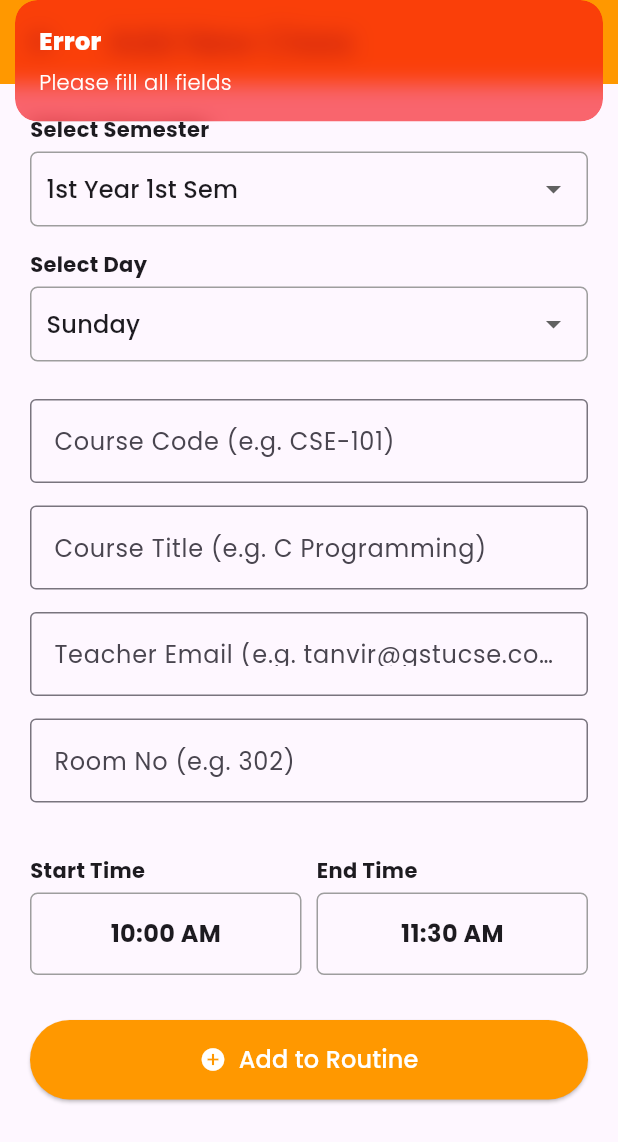
After one commit to SH-Jisan/GSTU_CSE_Connect, a Flutter app: the UpdateRoutineScreen screen opened directly, after a tap on "Add to Routine", on a phone screen of 412 x 824 dp. The commit adds this screen. Shown: the top 1142 px of the screen. Run offline on Flutter 3.47's test engine with Material 3 defaults, Android fonts, the phone set to English and light mode, and no system bars; our stand-ins replace get, google_fonts, shared_preferences; accounts and stored records are empty.

Commit message:
add routing upload feature by staffs

```diff
--- a/mobile_app/lib/core/constants/api_constants.dart
+++ b/mobile_app/lib/core/constants/api_constants.dart
@@ -15,6 +15,6 @@ class ApiConstants {
   static const String pendingUsersEndpoint = "$baseUrl/staff/pending";
   static const String approveUserEndpoint = "$baseUrl/staff/approve";
   static const String rejectUserEndpoint = "$baseUrl/staff/reject";
-
+  static const String addRoutineEndpoint = "$baseUrl/routines/add";
 
 }
--- a/mobile_app/lib/modules/staff/staff_controller.dart
+++ b/mobile_app/lib/modules/staff/staff_controller.dart
@@ -15,6 +15,90 @@ class StaffController extends GetxController {
   final titleController = TextEditingController();
   final descController = TextEditingController();
   var selectedCategory = 'General'.obs;
+
+  // Routine Form Controllers
+  final courseCodeCtrl = TextEditingController();
+  final courseTitleCtrl = TextEditingController();
+  final teacherEmailCtrl = TextEditingController();
+  final roomCtrl = TextEditingController();
+
+  var selectedSemester = '1st Year 1st Sem'.obs;
+  var selectedDay = 'Sunday'.obs;
+
+  // somoy rakhar jnno
+  var startTime = TimeOfDay(hour:10, minute: 0).obs;
+  var endTime = TimeOfDay(hour: 11, minute: 30).obs;
+
+  //time picker function
+  Future<void> pickTime(BuildContext context , bool isStart) async{
+    final TimeOfDay? picked = await showTimePicker(
+      context: context,
+      initialTime: isStart ? startTime.value : endTime.value,
+    );
+    if(picked != null){
+      if(isStart) {
+        startTime.value = picked;
+      } else {
+        endTime.value = picked;
+      }
+    }
+  }
+
+  // routine add korar function
+  void addClassRoutine() async{
+    if(courseCodeCtrl.text.isEmpty || teacherEmailCtrl.text.isEmpty){
+      Get.snackbar("Error" , "Please fill all fields",
+        backgroundColor: Color.fromARGB(155, 246, 6, 15),
+        colorText: Colors.white,
+      );
+      return;
+    }
+    try{
+      isLoading.value = true;
+
+      // time format kora (10:00 Am style pathano)
+      String startStr = "${startTime.value.hour}:${startTime.value.minute}";
+      String endStr = "${endTime.value.hour}:${endTime.value.minute}";
+
+      var response = await http.post(
+        Uri.parse(ApiConstants.addRoutineEndpoint),
+        headers: {"Content-Type": "application/json"},
+        body: jsonEncode({
+          "semester": selectedSemester.value,
+          "course_code": courseCodeCtrl.text,
+          "course_title": courseTitleCtrl.text,
+          "teacher_email": teacherEmailCtrl.text.trim(), // টিচারের ইমেইল
+          "room_no": roomCtrl.text,
+          "day": selectedDay.value,
+          "start_time": startStr,
+          "end_time": endStr,
+        }),
+      );
+      if(response.statusCode == 200){
+        Get.snackbar("Success", "Class Added to Routine!",
+          backgroundColor: Color.fromARGB(174, 9, 228, 17),
+          colorText: Colors.white,
+        );
+        courseCodeCtrl.clear();
+        courseTitleCtrl.clear();
+        roomCtrl.clear();
+        Get.back();
+      }
+      else{
+        var error = jsonDecode(response.body);
+        Get.snackbar("Failed", error['error'] ?? "Something went wrong",
+          backgroundColor: Colors.redAccent,
+          colorText: Colors.white,
+        );
+      }
+    }
+    catch(e){
+      Get.snackbar("Error", "Check internet connection");
+    }
+    finally{
+      isLoading.value = false;
+    }
+  }
 
   // পেন্ডিং লিস্ট লোড করা
   void fetchPendingUsers() async {
--- a/mobile_app/lib/modules/staff/staff_dashboard.dart
+++ b/mobile_app/lib/modules/staff/staff_dashboard.dart
@@ -1,6 +1,7 @@
 import 'package:flutter/material.dart';
 import 'package:get/get.dart';
 import 'package:gstu_cse/modules/notice/add_notice_screen.dart';
+import 'package:gstu_cse/modules/staff/update_routine_screen.dart';
 import 'package:shared_preferences/shared_preferences.dart';
 import '../auth/login_screen.dart';
 import 'pending_requests_screen.dart';
@@ -43,7 +44,9 @@ class StaffDashboard extends StatelessWidget {
               icon: Icons.upload_file,
               title: "Update\nRoutine",
               color: Colors.orange,
-              onTap: () => Get.snackbar("Upcoming", "Routine update coming next!"),
+              onTap: (){
+                Get.to(() => UpdateRoutineScreen());
+              }
             ),
             _buildMenuCard(
               icon: Icons.grade,
--- /dev/null
+++ b/mobile_app/lib/modules/staff/update_routine_screen.dart
@@ -0,0 +1,135 @@
+import 'package:flutter/material.dart';
+import 'package:get/get.dart';
+import 'staff_controller.dart';
+
+class UpdateRoutineScreen extends StatelessWidget {
+  final StaffController controller = Get.put(StaffController());
+
+  UpdateRoutineScreen({super.key});
+
+  @override
+  Widget build(BuildContext context) {
+    return Scaffold(
+      appBar: AppBar(title: const Text("Add New Class"), backgroundColor: Colors.orange),
+      body: SingleChildScrollView(
+        padding: const EdgeInsets.all(20),
+        child: Column(
+          children: [
+            // 1. Semester Dropdown
+            _buildDropdown("Select Semester", controller.selectedSemester, [
+              '1st Year 1st Sem', '1st Year 2nd Sem',
+              '2nd Year 1st Sem', '2nd Year 2nd Sem',
+              '3rd Year 1st Sem', '3rd Year 2nd Sem',
+              '4th Year 1st Sem', '4th Year 2nd Sem',
+            ]),
+
+            // 2. Day Dropdown
+            _buildDropdown("Select Day", controller.selectedDay, [
+              'Sunday', 'Monday', 'Tuesday', 'Wednesday', 'Thursday'
+            ]),
+
+            const SizedBox(height: 10),
+
+            // 3. Text Fields
+            _buildTextField(controller.courseCodeCtrl, "Course Code (e.g. CSE-101)"),
+            _buildTextField(controller.courseTitleCtrl, "Course Title (e.g. C Programming)"),
+            _buildTextField(controller.teacherEmailCtrl, "Teacher Email (e.g. tanvir@gstucse.com)"),
+            _buildTextField(controller.roomCtrl, "Room No (e.g. 302)"),
+
+            const SizedBox(height: 20),
+
+            // 4. Time Pickers
+            Row(
+              children: [
+                Expanded(child: _buildTimePicker(context, "Start Time", controller.startTime, true)),
+                const SizedBox(width: 10),
+                Expanded(child: _buildTimePicker(context, "End Time", controller.endTime, false)),
+              ],
+            ),
+
+            const SizedBox(height: 30),
+
+            // 5. Submit Button
+            SizedBox(
+              width: double.infinity,
+              child: Obx(() => controller.isLoading.value
+                  ? const Center(child: CircularProgressIndicator())
+                  : ElevatedButton.icon(
+                onPressed: () => controller.addClassRoutine(),
+                icon: const Icon(Icons.add_circle, color: Colors.white),
+                label: const Text("Add to Routine", style: TextStyle(color: Colors.white, fontSize: 16)),
+                style: ElevatedButton.styleFrom(
+                  backgroundColor: Colors.orange,
+                  padding: const EdgeInsets.symmetric(vertical: 15),
+                ),
+              )
+              ),
+            )
+          ],
+        ),
+      ),
+    );
+  }
+
+  // হেল্পার উইজেট: ড্রপডাউন
+  Widget _buildDropdown(String title, RxString value, List<String> items) {
+    return Column(
+      crossAxisAlignment: CrossAxisAlignment.start,
+      children: [
+        Text(title, style: const TextStyle(fontWeight: FontWeight.bold)),
+        const SizedBox(height: 5),
+        Container(
+          padding: const EdgeInsets.symmetric(horizontal: 10),
+          decoration: BoxDecoration(border: Border.all(color: Colors.grey), borderRadius: BorderRadius.circular(5)),
+          child: Obx(() => DropdownButtonHideUnderline(
+            child: DropdownButton<String>(
+              value: value.value,
+              isExpanded: true,
+              items: items.map((e) => DropdownMenuItem(value: e, child: Text(e))).toList(),
+              onChanged: (val) => value.value = val!,
+            ),
+          )),
+        ),
+        const SizedBox(height: 15),
+      ],
+    );
+  }
+
+  // হেল্পার উইজেট: টেক্সট ফিল্ড
+  Widget _buildTextField(TextEditingController ctrl, String hint) {
+    return Padding(
+      padding: const EdgeInsets.only(bottom: 15),
+      child: TextField(
+        controller: ctrl,
+        decoration: InputDecoration(
+          labelText: hint,
+          border: const OutlineInputBorder(),
+        ),
+      ),
+    );
+  }
+
+  // হেল্পার উইজেট: টাইম পিকার বাটন
+  Widget _buildTimePicker(BuildContext context, String title, Rx<TimeOfDay> time, bool isStart) {
+    return Column(
+      crossAxisAlignment: CrossAxisAlignment.start,
+      children: [
+        Text(title, style: const TextStyle(fontWeight: FontWeight.bold)),
+        const SizedBox(height: 5),
+        InkWell(
+          onTap: () => controller.pickTime(context, isStart),
+          child: Container(
+            padding: const EdgeInsets.symmetric(vertical: 15),
+            decoration: BoxDecoration(border: Border.all(color: Colors.grey), borderRadius: BorderRadius.circular(5)),
+            child: Center(
+              child: Obx(() => Text(
+                "${time.value.format(context)}",
+                style: const TextStyle(fontSize: 16, fontWeight: FontWeight.bold),
+              )),
+            ),
+          ),
+        ),
+      ],
+    );
+  }
+}
```
Also changed, not shown: mobile_app/pubspec.lock, 2 other files.
